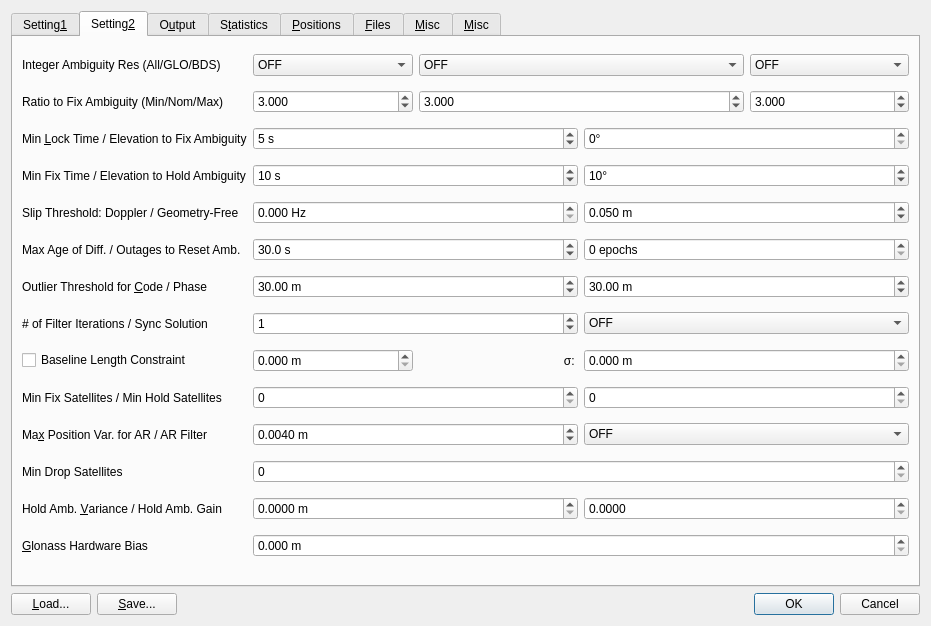
Above: app/qtapp/appcmn_qt/navi_post_opt.ui from ourairquality/RTKLIB before the change. Below: the same form after it.
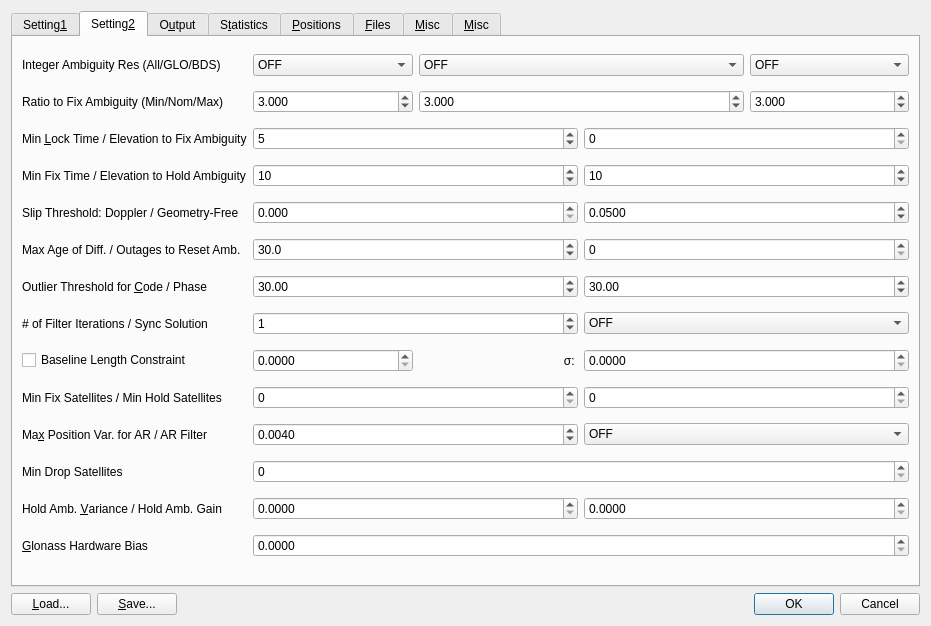
That is the form after the change. Icons and pictures are not drawn. Custom widgets are drawn as their Qt base class.

Commit message:
qtapp: avoid input unit suffix
Avoid bundling a unit suffix onto numerical input boxes. While this
helps presentation it frustrates copying values into these boxed. Move
the units to the associate box name or help box.

Increase the number of decimal places for latitude and longitude from
9 to 14. Attempts to paste a numerical value with more decimal places
would fail and this avoids this frustration, up to 14 decimal places.

For distances use 4 decimal places more consistently.

What changed in the file:
```diff
--- a/app/qtapp/appcmn_qt/navi_post_opt.ui
+++ b/app/qtapp/appcmn_qt/navi_post_opt.ui
@@ -752,16 +752,13 @@
        <item row="16" column="3" colspan="2">
         <widget class="QDoubleSpinBox" name="sBBaselineSig">
          <property name="toolTip">
-          <string>&lt;html&gt;&lt;head/&gt;&lt;body&gt;&lt;p&gt;Define the standard deviation of the baseline length constraint in moving‐base mode (option: &lt;span style=&quot; font-style:italic;&quot;&gt;pos2-basesig).&lt;/span&gt;&lt;/p&gt;&lt;/body&gt;&lt;/html&gt;</string>
-         </property>
-         <property name="suffix">
-          <string> m</string>
+          <string>&lt;html&gt;&lt;head/&gt;&lt;body&gt;&lt;p&gt;Define the standard deviation (m) of the baseline length constraint in moving‐base mode (option: &lt;span style=&quot; font-style:italic;&quot;&gt;pos2-basesig).&lt;/span&gt;&lt;/p&gt;&lt;/body&gt;&lt;/html&gt;</string>
          </property>
          <property name="decimals">
-          <number>3</number>
+          <number>4</number>
          </property>
          <property name="maximum">
-          <double>1000000.000000000000000</double>
+          <double>1000000.0000</double>
          </property>
         </widget>
        </item>
@@ -778,16 +775,13 @@
        <item row="18" column="1" colspan="2">
         <widget class="QDoubleSpinBox" name="sBMaxPositionVarAR">
          <property name="toolTip">
-          <string>&lt;html&gt;&lt;head/&gt;&lt;body&gt;&lt;p&gt;Maximum position variance for ambiguity resolution (option: &lt;span style=&quot; font-style:italic;&quot;&gt;pos2-arthres1&lt;/span&gt;).&lt;/p&gt;&lt;/body&gt;&lt;/html&gt;</string>
-         </property>
-         <property name="suffix">
-          <string> m</string>
+          <string>&lt;html&gt;&lt;head/&gt;&lt;body&gt;&lt;p&gt;Maximum position variance (m^2) for ambiguity resolution (option: &lt;span style=&quot; font-style:italic;&quot;&gt;pos2-arthres1&lt;/span&gt;).&lt;/p&gt;&lt;/body&gt;&lt;/html&gt;</string>
          </property>
          <property name="decimals">
           <number>4</number>
          </property>
          <property name="value">
-          <double>0.004000000000000</double>
+          <double>0.0040</double>
          </property>
         </widget>
        </item>
@@ -804,10 +798,7 @@
        <item row="5" column="1" colspan="2">
         <widget class="QSpinBox" name="sBLockCountFixAmbiguity">
          <property name="toolTip">
-          <string>&lt;html&gt;&lt;head/&gt;&lt;body&gt;&lt;p&gt;Define the minimum lock count to fix integer ambiguity. If the lock count is less than the value, the ambiguity is excluded from the fixed integer vector (option: &lt;span style=&quot; font-style:italic;&quot;&gt;pos2-arlockcnt&lt;/span&gt;).&lt;/p&gt;&lt;/body&gt;&lt;/html&gt;</string>
-         </property>
-         <property name="suffix">
-          <string> s</string>
+          <string>&lt;html&gt;&lt;head/&gt;&lt;body&gt;&lt;p&gt;Define the minimum lock count to fix integer ambiguity (s). If the lock count is less than the value, the ambiguity is excluded from the fixed integer vector (option: &lt;span style=&quot; font-style:italic;&quot;&gt;pos2-arlockcnt&lt;/span&gt;).&lt;/p&gt;&lt;/body&gt;&lt;/html&gt;</string>
          </property>
          <property name="maximum">
           <number>3600</number>
@@ -837,16 +828,13 @@
        <item row="16" column="1">
         <widget class="QDoubleSpinBox" name="sBBaselineLen">
          <property name="toolTip">
-          <string>&lt;html&gt;&lt;head/&gt;&lt;body&gt;&lt;p&gt;Define the constraint of the baseline length in moving‐base mode (option: &lt;span style=&quot; font-style:italic;&quot;&gt;pos2-baselen).&lt;/span&gt;&lt;/p&gt;&lt;/body&gt;&lt;/html&gt;</string>
-         </property>
-         <property name="suffix">
-          <string> m</string>
+          <string>&lt;html&gt;&lt;head/&gt;&lt;body&gt;&lt;p&gt;Define the constraint of the baseline length (m) in moving‐base mode (option: &lt;span style=&quot; font-style:italic;&quot;&gt;pos2-baselen).&lt;/span&gt;&lt;/p&gt;&lt;/body&gt;&lt;/html&gt;</string>
          </property>
          <property name="decimals">
-          <number>3</number>
+          <number>4</number>
          </property>
          <property name="maximum">
-          <double>1000000.000000000000000</double>
+          <double>1000000.0000</double>
          </property>
         </widget>
        </item>
@@ -870,16 +858,13 @@
        <item row="9" column="3" colspan="2">
         <widget class="QDoubleSpinBox" name="sBSlipThreshold">
          <property name="toolTip">
-          <string>&lt;html&gt;&lt;head/&gt;&lt;body&gt;&lt;p&gt;Define the cycle‐slip threshold of geometry‐free LC carrier‐phase difference between epochs (option: &lt;span style=&quot; font-style:italic;&quot;&gt;pos2-slipthres&lt;/span&gt;)&lt;/p&gt;&lt;/body&gt;&lt;/html&gt;</string>
-         </property>
-         <property name="suffix">
-          <string> m</string>
+          <string>&lt;html&gt;&lt;head/&gt;&lt;body&gt;&lt;p&gt;Define the cycle‐slip threshold of geometry‐free LC carrier‐phase difference (m) between epochs (option: &lt;span style=&quot; font-style:italic;&quot;&gt;pos2-slipthres&lt;/span&gt;)&lt;/p&gt;&lt;/body&gt;&lt;/html&gt;</string>
          </property>
          <property name="decimals">
-          <number>3</number>
+          <number>4</number>
          </property>
          <property name="value">
-          <double>0.050000000000000</double>
+          <double>0.0500</double>
          </property>
         </widget>
        </item>
@@ -909,35 +894,29 @@
        <item row="11" column="1" colspan="2">
         <widget class="QDoubleSpinBox" name="sBMaxAgeDifferences">
          <property name="toolTip">
-          <string>&lt;html&gt;&lt;head/&gt;&lt;body&gt;&lt;p&gt;Define the maximum value of age of differential between the rover and the base station (option: &lt;span style=&quot; font-style:italic;&quot;&gt;pos2-maxage&lt;/span&gt;) &lt;/p&gt;&lt;/body&gt;&lt;/html&gt;</string>
-         </property>
-         <property name="suffix">
-          <string> s</string>
+          <string>&lt;html&gt;&lt;head/&gt;&lt;body&gt;&lt;p&gt;Define the maximum value of age of differential (s) between the rover and the base station (option: &lt;span style=&quot; font-style:italic;&quot;&gt;pos2-maxage&lt;/span&gt;) &lt;/p&gt;&lt;/body&gt;&lt;/html&gt;</string>
          </property>
          <property name="decimals">
           <number>1</number>
          </property>
          <property name="maximum">
-          <double>3600.000000000000000</double>
+          <double>3600.0</double>
          </property>
          <property name="value">
-          <double>30.000000000000000</double>
+          <double>30.0</double>
          </property>
         </widget>
        </item>
        <item row="5" column="3" colspan="2">
         <widget class="QDoubleSpinBox" name="sBElevationMaskAR">
          <property name="toolTip">
-          <string>&lt;html&gt;&lt;head/&gt;&lt;body&gt;&lt;p&gt;Define the minimum elevation angle to fix integer ambiguity. If the elevation angle is less than the value, the ambiguity is excluded from the fixed integer vector (option: &lt;span style=&quot; font-style:italic;&quot;&gt;pos2-arelmask&lt;/span&gt;).&lt;/p&gt;&lt;/body&gt;&lt;/html&gt;</string>
-         </property>
-         <property name="suffix">
-          <string>°</string>
+          <string>&lt;html&gt;&lt;head/&gt;&lt;body&gt;&lt;p&gt;Define the minimum elevation angle (deg) to fix integer ambiguity. If the elevation angle is less than the value, the ambiguity is excluded from the fixed integer vector (option: &lt;span style=&quot; font-style:italic;&quot;&gt;pos2-arelmask&lt;/span&gt;).&lt;/p&gt;&lt;/body&gt;&lt;/html&gt;</string>
          </property>
          <property name="decimals">
           <number>0</number>
          </property>
          <property name="maximum">
-          <double>90.000000000000000</double>
+          <double>90</double>
          </property>
         </widget>
        </item>
@@ -973,9 +952,6 @@
          <property name="toolTip">
           <string>&lt;html&gt;&lt;head/&gt;&lt;body&gt;&lt;p&gt;Set the cycle-slip threshold (m/s) of difference between doppler and carrier phase difference between epochs, 0 = disabled (option: &lt;span style=&quot; font-style:italic;&quot;&gt;pos2-dopthres).&lt;/span&gt;&lt;/p&gt;&lt;/body&gt;&lt;/html&gt;</string>
          </property>
-         <property name="suffix">
-          <string> Hz</string>
-         </property>
          <property name="decimals">
           <number>3</number>
          </property>
@@ -986,30 +962,24 @@
          <property name="toolTip">
           <string>&lt;html&gt;&lt;head/&gt;&lt;body&gt;&lt;p&gt;Set relative GLONASS hardware bias in meters per frequency slot. Used only when pos2-gloarmode is&lt;/p&gt;&lt;p&gt;set to “autocal” and is used to specify the interchannel bias between two different receiver manufacturers  (option: &lt;span style=&quot; font-style:italic;&quot;&gt;pos2-arthres2&lt;/span&gt;).&lt;/p&gt;&lt;/body&gt;&lt;/html&gt;</string>
          </property>
-         <property name="suffix">
-          <string> m</string>
-         </property>
          <property name="decimals">
-          <number>3</number>
+          <number>4</number>
          </property>
         </widget>
        </item>
        <item row="13" column="1" colspan="2">
         <widget class="QDoubleSpinBox" name="sBRejectCode">
          <property name="toolTip">
-          <string>&lt;html&gt;&lt;head/&gt;&lt;body&gt;&lt;p&gt;Set the reject threshold of GDOP (option: &lt;span style=&quot; font-style:italic;&quot;&gt;pos2-rejgdop&lt;/span&gt;). &lt;/p&gt;&lt;p&gt;If the GDOP is over the value, the observable is excluded for the estimation process as an outlier.&lt;/p&gt;&lt;/body&gt;&lt;/html&gt;</string>
-         </property>
-         <property name="suffix">
-          <string> m</string>
+          <string>&lt;html&gt;&lt;head/&gt;&lt;body&gt;&lt;p&gt;Set the reject threshold (m) of GDOP (option: &lt;span style=&quot; font-style:italic;&quot;&gt;pos2-rejgdop&lt;/span&gt;). &lt;/p&gt;&lt;p&gt;If the GDOP is over the value, the observable is excluded for the estimation process as an outlier.&lt;/p&gt;&lt;/body&gt;&lt;/html&gt;</string>
          </property>
          <property name="decimals">
           <number>2</number>
          </property>
          <property name="maximum">
-          <double>1000.000000000000000</double>
+          <double>1000.00</double>
          </property>
          <property name="value">
-          <double>30.000000000000000</double>
+          <double>30.00</double>
          </property>
         </widget>
        </item>
@@ -1103,19 +1073,16 @@
        <item row="7" column="3" colspan="2">
         <widget class="QDoubleSpinBox" name="sBElevationMaskHold">
          <property name="toolTip">
-          <string>&lt;html&gt;&lt;head/&gt;&lt;body&gt;&lt;p&gt;Define the minimum elevation angle to hold ambiguity in ʺFix and Holdʺ integer ambiguity resolution mode (option: &lt;span style=&quot; font-style:italic;&quot;&gt;pos2-elmaskhold&lt;/span&gt;)&lt;/p&gt;&lt;/body&gt;&lt;/html&gt;</string>
-         </property>
-         <property name="suffix">
-          <string>°</string>
+          <string>&lt;html&gt;&lt;head/&gt;&lt;body&gt;&lt;p&gt;Define the minimum elevation angle (deg) to hold ambiguity in ʺFix and Holdʺ integer ambiguity resolution mode (option: &lt;span style=&quot; font-style:italic;&quot;&gt;pos2-elmaskhold&lt;/span&gt;)&lt;/p&gt;&lt;/body&gt;&lt;/html&gt;</string>
          </property>
          <property name="decimals">
           <number>0</number>
          </property>
          <property name="maximum">
-          <double>90.000000000000000</double>
+          <double>90</double>
          </property>
          <property name="value">
-          <double>10.000000000000000</double>
+          <double>10</double>
          </property>
         </widget>
        </item>
@@ -1142,10 +1109,7 @@
        <item row="7" column="1" colspan="2">
         <widget class="QSpinBox" name="sBFixCountHoldAmbiguity">
          <property name="toolTip">
-          <string>&lt;html&gt;&lt;head/&gt;&lt;body&gt;&lt;p&gt;Define the minimum fix count to hold ambiguity in &amp;quot;Fix and Hold&amp;quot; integer ambiguity resolution mode (option: &lt;span style=&quot; font-style:italic;&quot;&gt;pos2-arminfix&lt;/span&gt;).&lt;/p&gt;&lt;/body&gt;&lt;/html&gt;</string>
-         </property>
-         <property name="suffix">
-          <string> s</string>
+          <string>&lt;html&gt;&lt;head/&gt;&lt;body&gt;&lt;p&gt;Define the minimum (s) fix count to hold ambiguity in &amp;quot;Fix and Hold&amp;quot; integer ambiguity resolution mode (option: &lt;span style=&quot; font-style:italic;&quot;&gt;pos2-arminfix&lt;/span&gt;).&lt;/p&gt;&lt;/body&gt;&lt;/html&gt;</string>
          </property>
          <property name="maximum">
           <number>1000</number>
@@ -1160,17 +1124,14 @@
          <property name="toolTip">
           <string>&lt;html&gt;&lt;head/&gt;&lt;body&gt;&lt;p&gt;Set the reject threshold (m) of the kalman filter innovations (option: &lt;span style=&quot; font-style:italic;&quot;&gt;pos2-rejphase&lt;/span&gt;). &lt;/p&gt;&lt;p&gt;If the carrier phase innovation is over the value, the observable is excluded for the estimation process as an outlier. The innovation threshold is multiplied by the carrier phase/pseudorange error ratio to generate the threshold for pseudorange innovations.&lt;/p&gt;&lt;/body&gt;&lt;/html&gt;</string>
          </property>
-         <property name="suffix">
-          <string> m</string>
-         </property>
          <property name="decimals">
           <number>2</number>
          </property>
          <property name="maximum">
-          <double>1000.000000000000000</double>
+          <double>1000.00</double>
          </property>
          <property name="value">
-          <double>30.000000000000000</double>
+          <double>30.00</double>
          </property>
         </widget>
        </item>
@@ -1220,10 +1181,7 @@
        <item row="11" column="3" colspan="2">
         <widget class="QSpinBox" name="sBOutageCountResetAmbiguity">
          <property name="toolTip">
-          <string>&lt;html&gt;&lt;head/&gt;&lt;body&gt;&lt;p&gt;Set the outage count to reset ambiguity. If the data outage count is over the value, the estimated ambiguity is reset to the initial value (option &lt;span style=&quot; font-style:italic;&quot;&gt;pos2-aroutcnt).&lt;/span&gt;&lt;span style=&quot; font-family:'monospace';&quot;&gt;&lt;br/&gt;&lt;/span&gt;&lt;/p&gt;&lt;/body&gt;&lt;/html&gt;</string>
-         </property>
-         <property name="suffix">
-          <string> epochs</string>
+          <string>&lt;html&gt;&lt;head/&gt;&lt;body&gt;&lt;p&gt;Set the outage count (epochs) to reset ambiguity. If the data outage count is over the value, the estimated ambiguity is reset to the initial value (option &lt;span style=&quot; font-style:italic;&quot;&gt;pos2-aroutcnt).&lt;/span&gt;&lt;span style=&quot; font-family:'monospace';&quot;&gt;&lt;br/&gt;&lt;/span&gt;&lt;/p&gt;&lt;/body&gt;&lt;/html&gt;</string>
          </property>
         </widget>
        </item>
@@ -1247,10 +1205,7 @@
        <item row="20" column="1" colspan="2">
         <widget class="QDoubleSpinBox" name="sBVarHoldAmb">
          <property name="toolTip">
-          <string>&lt;html&gt;&lt;head/&gt;&lt;body&gt;&lt;p&gt;Set variance for ambiguity hold feedback. Acts asinverse ambiguity tracking gain (option: &lt;span style=&quot; font-style:italic;&quot;&gt;pos2-varholdamb&lt;/span&gt;).&lt;/p&gt;&lt;/body&gt;&lt;/html&gt;</string>
-         </property>
-         <property name="suffix">
-          <string> m</string>
+          <string>&lt;html&gt;&lt;head/&gt;&lt;body&gt;&lt;p&gt;Set variance (m^2) for ambiguity hold feedback. Acts asinverse ambiguity tracking gain (option: &lt;span style=&quot; font-style:italic;&quot;&gt;pos2-varholdamb&lt;/span&gt;).&lt;/p&gt;&lt;/body&gt;&lt;/html&gt;</string>
          </property>
          <property name="decimals">
           <number>4</number>
```
Left out of the diff: 204 changed lines with no effect on the pictures. The commit also changes 16 other files.
